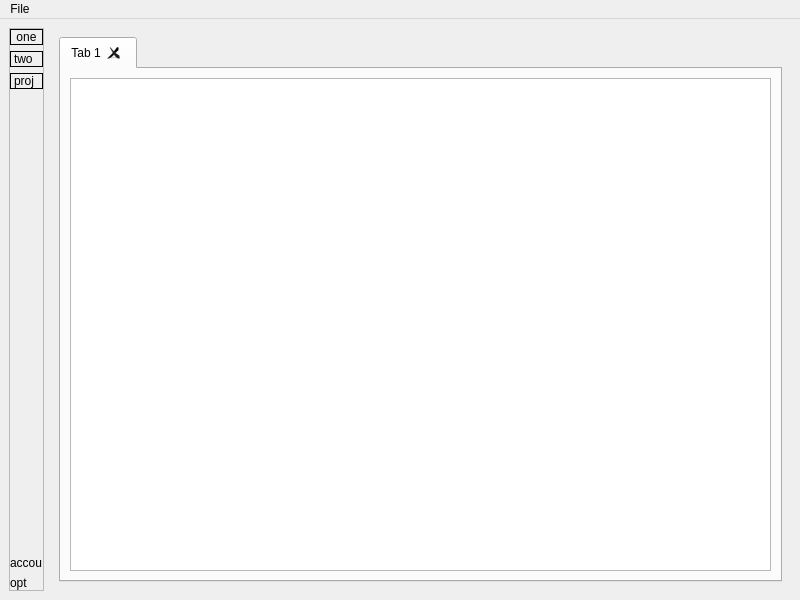
lasest/manuwrite, file ui/mainwindow.ui: the form before one commit.
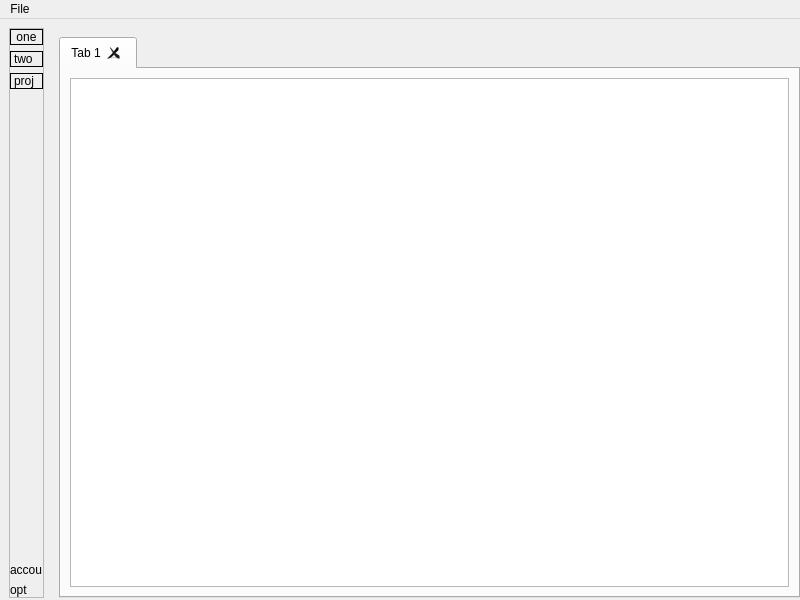
The form after the commit. Custom widgets are drawn as their Qt base class.

Diff of the .ui file:
```diff
--- a/ui/mainwindow.ui
+++ b/ui/mainwindow.ui
@@ -15,6 +15,12 @@
   </property>
   <widget class="QWidget" name="centralwidget">
    <layout class="QHBoxLayout" name="horizontalLayout">
+    <property name="rightMargin">
+     <number>0</number>
+    </property>
+    <property name="bottomMargin">
+     <number>2</number>
+    </property>
     <item>
      <widget class="QFrame" name="MainTabsFrame">
       <property name="sizePolicy">
@@ -107,6 +113,9 @@
     </item>
     <item>
      <layout class="QVBoxLayout" name="MainVerticalLayout">
+      <property name="spacing">
+       <number>0</number>
+      </property>
       <item>
        <widget class="QStackedWidget" name="MainStackedWidget">
         <property name="currentIndex">
@@ -128,6 +137,12 @@
         </widget>
         <widget class="QWidget" name="EdtiorPage">
          <layout class="QVBoxLayout" name="verticalLayout_2">
+          <property name="rightMargin">
+           <number>0</number>
+          </property>
+          <property name="bottomMargin">
+           <number>0</number>
+          </property>
           <item>
            <widget class="QTabWidgetCustom" name="EditorTabWidget">
             <property name="currentIndex">
```
